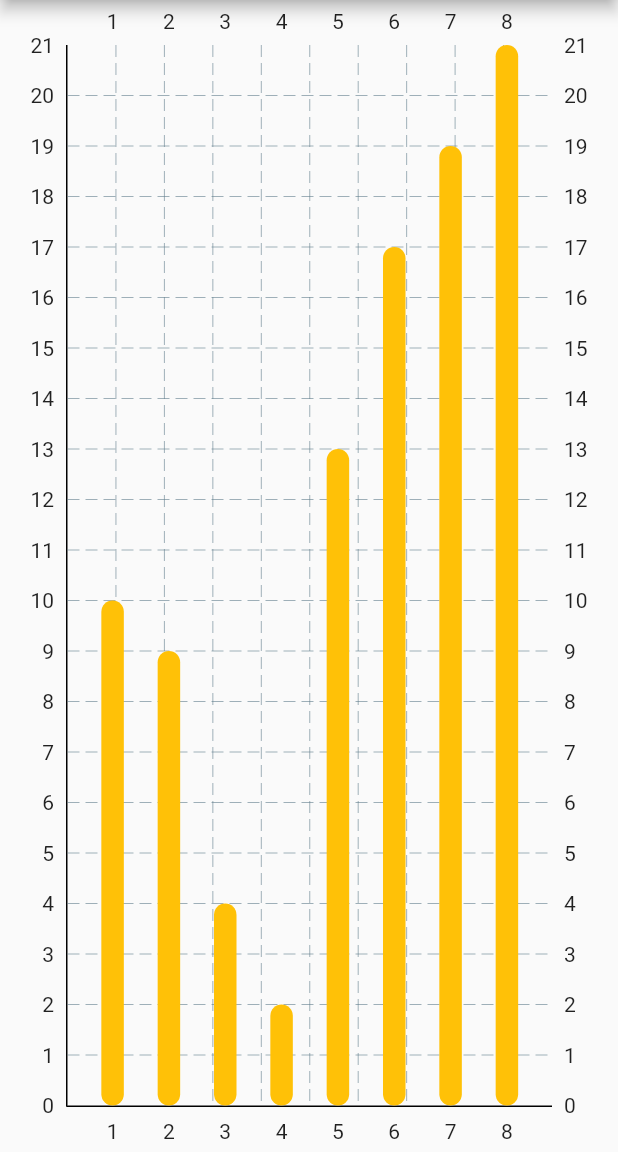
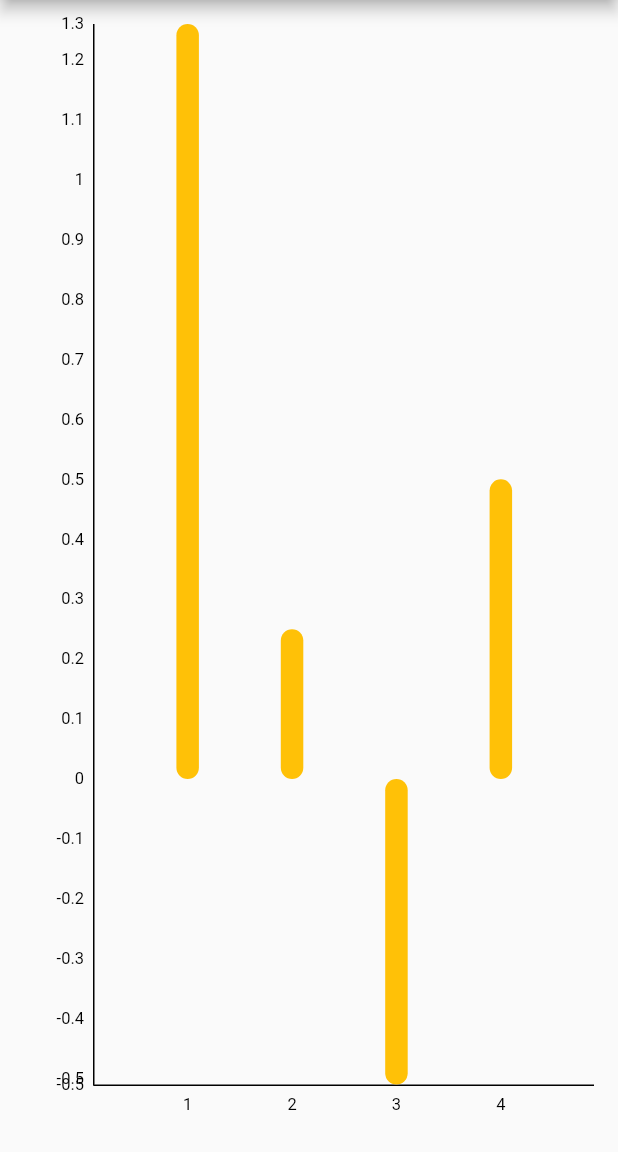
Before and after one commit to svbala99/flutter-barchart, a Flutter app: the screen it shows after launch, on a phone screen of 412 x 824 dp, the part 84-1236 px from its top. Run offline on Flutter 3.47's test engine with Material 2 defaults, Android fonts, the phone set to English and light mode, and no system bars; drawn by our look-alikes of fl_chart.

Commit message:
left titles removed

```diff
--- a/lib/main.dart
+++ b/lib/main.dart
@@ -36,8 +36,19 @@
       appBar: AppBar(
         title: Text(widget.title),
       ),
-      body: Center(
+      body: Padding(
+        padding: const EdgeInsets.all(16.0),
+        child: Center(
             child: BarChart(BarChartData(
+                titlesData: FlTitlesData(
+                    show: true,
+                    rightTitles: SideTitles(showTitles: false),
+                    // leftTitles: SideTitles(
+                    //     showTitles: true,
+                    //     getTitles: (value) {
+                    //       return value.toString();
+                    //     }),
+                    topTitles: SideTitles(showTitles: false)),
                 borderData: FlBorderData(
                     border: const Border(
                   top: BorderSide.none,
@@ -47,30 +58,19 @@
                 )),
                 barGroups: [
               BarChartGroupData(x: 1, barRods: [
-              BarChartRodData(y: 10, width: 15, colors: [Colors.amber]),
+                BarChartRodData(y: 1.26, width: 15, colors: [Colors.amber]),
               ]),
               BarChartGroupData(x: 2, barRods: [
-              BarChartRodData(y: 9, width: 15, colors: [Colors.amber]),
+                BarChartRodData(y: 0.25, width: 15, colors: [Colors.amber]),
               ]),
               BarChartGroupData(x: 3, barRods: [
-              BarChartRodData(y: 4, width: 15, colors: [Colors.amber]),
+                BarChartRodData(y: -0.51, width: 15, colors: [Colors.amber]),
               ]),
               BarChartGroupData(x: 4, barRods: [
-              BarChartRodData(y: 2, width: 15, colors: [Colors.amber]),
-            ]),
-            BarChartGroupData(x: 5, barRods: [
-              BarChartRodData(y: 13, width: 15, colors: [Colors.amber]),
-            ]),
-            BarChartGroupData(x: 6, barRods: [
-              BarChartRodData(y: 17, width: 15, colors: [Colors.amber]),
-            ]),
-            BarChartGroupData(x: 7, barRods: [
-              BarChartRodData(y: 19, width: 15, colors: [Colors.amber]),
-            ]),
-            BarChartGroupData(x: 8, barRods: [
-              BarChartRodData(y: 21, width: 15, colors: [Colors.amber]),
+                BarChartRodData(y: 0.50, width: 15, colors: [Colors.amber]),
               ]),
             ]))),
+      ),
     );
   }
 }
```
Lines whose indentation alone changed are shown as unchanged.
